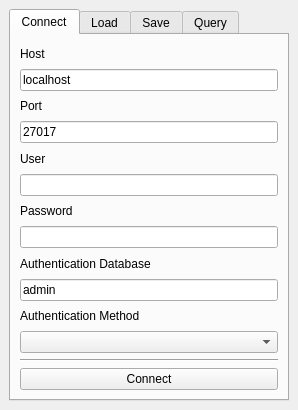
VasiliosKalogirou/MongoDB-QGIS, file ui_design/mongo_memorizer_dockwidget_base.ui: the form before one commit.
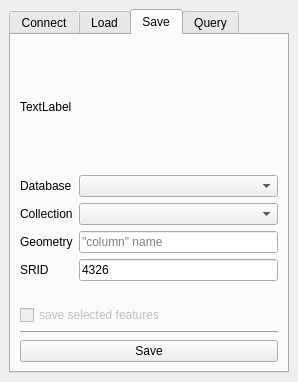
The form after the commit. The open tabs and pages were chosen to show the change.

Commit message: Redesign to Form layout; Add proper button names; Add tab-action description labels

```diff
--- a/ui_design/mongo_memorizer_dockwidget_base.ui
+++ b/ui_design/mongo_memorizer_dockwidget_base.ui
@@ -7,7 +7,7 @@
     <x>0</x>
     <y>0</y>
     <width>298</width>
-    <height>410</height>
+    <height>382</height>
    </rect>
   </property>
   <property name="windowTitle">
@@ -18,84 +18,102 @@
     <item>
      <widget class="QTabWidget" name="tabWidget">
       <property name="currentIndex">
-       <number>2</number>
+       <number>0</number>
       </property>
-      <widget class="QWidget" name="tab_5">
+      <widget class="QWidget" name="tab_6">
        <attribute name="title">
         <string>Connect</string>
        </attribute>
        <layout class="QVBoxLayout" name="verticalLayout_2">
         <item>
-         <widget class="QLabel" name="label_4">
+         <widget class="QLabel" name="connection_info_label">
+          <property name="text">
+           <string>TextLabel</string>
+          </property>
+         </widget>
+        </item>
+        <item>
+         <layout class="QFormLayout" name="formLayout">
+          <item row="0" column="0">
+           <widget class="QLabel" name="label_13">
           <property name="text">
            <string>Host</string>
           </property>
          </widget>
         </item>
-        <item>
+          <item row="0" column="1">
          <widget class="QLineEdit" name="input_host">
           <property name="text">
            <string>localhost</string>
           </property>
          </widget>
         </item>
-        <item>
+          <item row="1" column="0">
          <widget class="QLabel" name="label_5">
           <property name="text">
            <string>Port</string>
           </property>
          </widget>
         </item>
-        <item>
+          <item row="1" column="1">
          <widget class="QLineEdit" name="input_port">
           <property name="text">
            <string>27017</string>
           </property>
          </widget>
         </item>
-        <item>
+          <item row="2" column="0">
          <widget class="QLabel" name="label_6">
           <property name="text">
            <string>User</string>
           </property>
          </widget>
         </item>
-        <item>
+          <item row="2" column="1">
          <widget class="QLineEdit" name="input_user"/>
         </item>
-        <item>
+          <item row="3" column="0">
          <widget class="QLabel" name="label_9">
           <property name="text">
            <string>Password</string>
           </property>
          </widget>
         </item>
-        <item>
+          <item row="3" column="1">
          <widget class="QLineEdit" name="input_password"/>
         </item>
-        <item>
+          <item row="4" column="0">
          <widget class="QLabel" name="label_10">
           <property name="text">
-           <string>Authentication Database</string>
+             <string>Auth DB</string>
           </property>
          </widget>
         </item>
-        <item>
+          <item row="4" column="1">
          <widget class="QLineEdit" name="input_auth_db">
           <property name="text">
            <string>admin</string>
           </property>
          </widget>
         </item>
-        <item>
+          <item row="5" column="0">
          <widget class="QLabel" name="label_11">
           <property name="text">
-           <string>Authentication Method</string>
+             <string>Auth Method</string>
           </property>
          </widget>
         </item>
-        <item>
-         <widget class="QComboBox" name="input_auth_method"/>
+          <item row="5" column="1">
+           <widget class="QComboBox" name="input_auth_method">
+            <property name="sizePolicy">
+             <sizepolicy hsizetype="Maximum" vsizetype="Fixed">
+              <horstretch>0</horstretch>
+              <verstretch>0</verstretch>
+             </sizepolicy>
+            </property>
+           </widget>
+          </item>
+         </layout>
         </item>
         <item>
          <widget class="Line" name="line_2">
@@ -119,6 +137,15 @@
        </attribute>
        <layout class="QVBoxLayout" name="verticalLayout">
         <item>
+         <widget class="QLabel" name="load_info_label">
+          <property name="text">
+           <string>TextLabel</string>
+          </property>
+         </widget>
+        </item>
+        <item>
+         <layout class="QFormLayout" name="formLayout_2">
+          <item row="0" column="0">
          <widget class="QLabel" name="label">
           <property name="maximumSize">
            <size>
@@ -131,7 +158,7 @@
           </property>
          </widget>
         </item>
-        <item>
+          <item row="0" column="1">
          <widget class="QComboBox" name="input_database_name">
           <property name="maximumSize">
            <size>
@@ -141,7 +168,7 @@
           </property>
          </widget>
         </item>
-        <item>
+          <item row="1" column="0">
          <widget class="QLabel" name="label_2">
           <property name="maximumSize">
            <size>
@@ -154,7 +181,7 @@
           </property>
          </widget>
         </item>
-        <item>
+          <item row="1" column="1">
          <widget class="QComboBox" name="input_select_collection">
           <property name="maximumSize">
            <size>
@@ -164,54 +191,59 @@
           </property>
          </widget>
         </item>
-        <item>
+          <item row="2" column="0">
          <widget class="QLabel" name="label_3">
           <property name="text">
-           <string>Geometry &quot;column&quot;</string>
+             <string>Geomentry</string>
           </property>
          </widget>
         </item>
-        <item>
+          <item row="2" column="1">
          <widget class="QLineEdit" name="input_geom_coll">
           <property name="text">
-           <string>geometry</string>
+             <string extracomment="&quot;column&quot; name"/>
+            </property>
+            <property name="placeholderText">
+             <string>&quot;column&quot; name</string>
           </property>
          </widget>
         </item>
-        <item>
+          <item row="4" column="0">
          <widget class="QLabel" name="label_7">
           <property name="text">
            <string>SRID</string>
           </property>
          </widget>
         </item>
-        <item>
+          <item row="4" column="1">
          <widget class="QLineEdit" name="input_srid">
           <property name="text">
            <string>4326</string>
           </property>
          </widget>
         </item>
-        <item>
-         <widget class="QCheckBox" name="input_canvas_filter">
-          <property name="enabled">
-           <bool>false</bool>
-          </property>
-          <property name="text">
-           <string>filter by map window</string>
-          </property>
-         </widget>
-        </item>
-        <item>
+          <item row="5" column="0">
          <widget class="QLabel" name="label_8">
           <property name="text">
            <string>limit</string>
           </property>
          </widget>
         </item>
-        <item>
+          <item row="5" column="1">
          <widget class="QLineEdit" name="input_limit"/>
         </item>
+         </layout>
+        </item>
+        <item>
+         <widget class="QCheckBox" name="input_canvas_filter">
+          <property name="enabled">
+           <bool>false</bool>
+          </property>
+          <property name="text">
+           <string>filter by map window</string>
+          </property>
+         </widget>
+        </item>
         <item>
          <widget class="Line" name="line">
           <property name="orientation">
@@ -231,7 +263,7 @@
            </size>
           </property>
           <property name="text">
-           <string>run</string>
+           <string>Load</string>
           </property>
          </widget>
         </item>
@@ -256,49 +288,67 @@
        </attribute>
        <layout class="QVBoxLayout" name="verticalLayout_2">
         <item>
+         <widget class="QLabel" name="save_info_label">
+          <property name="text">
+           <string>TextLabel</string>
+          </property>
+         </widget>
+        </item>
+        <item>
+         <layout class="QFormLayout" name="formLayout_3">
+          <property name="horizontalSpacing">
+           <number>-1</number>
+          </property>
+          <item row="0" column="0">
          <widget class="QLabel" name="label_4">
           <property name="text">
            <string>Database</string>
           </property>
          </widget>
         </item>
-        <item>
+          <item row="0" column="1">
          <widget class="QComboBox" name="database_ComboBox"/>
         </item>
-        <item>
+          <item row="1" column="0">
          <widget class="QLabel" name="label_5">
           <property name="text">
            <string>Collection</string>
           </property>
          </widget>
         </item>
-        <item>
+          <item row="1" column="1">
          <widget class="QComboBox" name="collection_ComboBox"/>
         </item>
-        <item>
+          <item row="2" column="0">
          <widget class="QLabel" name="label_6">
           <property name="text">
-           <string>Geometry &quot;column&quot;</string>
+             <string>Geometry</string>
           </property>
          </widget>
         </item>
-        <item>
-         <widget class="QLineEdit" name="geometry_LineEdit"/>
-        </item>
-        <item>
+          <item row="2" column="1">
+           <widget class="QLineEdit" name="geometry_LineEdit">
+            <property name="placeholderText">
+             <string>&quot;column&quot; name</string>
+            </property>
+           </widget>
+          </item>
+          <item row="3" column="0">
          <widget class="QLabel" name="label_9">
           <property name="text">
            <string>SRID</string>
           </property>
          </widget>
         </item>
-        <item>
+          <item row="3" column="1">
          <widget class="QLineEdit" name="srid_LineEdit">
           <property name="text">
            <string>4326</string>
           </property>
          </widget>
         </item>
+         </layout>
+        </item>
         <item>
          <widget class="QCheckBox" name="save_features_checkbox">
           <property name="enabled">
@@ -316,39 +366,13 @@
           </property>
          </widget>
         </item>
-        <item>
-         <spacer name="verticalSpacer">
-          <property name="orientation">
-           <enum>Qt::Vertical</enum>
-          </property>
-          <property name="sizeHint" stdset="0">
-           <size>
-            <width>20</width>
-            <height>40</height>
-           </size>
-          </property>
-         </spacer>
-        </item>
         <item>
          <widget class="QPushButton" name="save_PushButton">
           <property name="text">
-           <string>Save Data in MongoDB</string>
+           <string>Save</string>
           </property>
          </widget>
         </item>
-        <item>
-         <spacer name="verticalSpacer_2">
-          <property name="orientation">
-           <enum>Qt::Vertical</enum>
-          </property>
-          <property name="sizeHint" stdset="0">
-           <size>
-            <width>20</width>
-            <height>40</height>
-           </size>
-          </property>
-         </spacer>
-        </item>
        </layout>
       </widget>
       <widget class="QWidget" name="tab_4">
@@ -356,6 +380,13 @@
         <string>Query</string>
        </attribute>
        <layout class="QVBoxLayout" name="verticalLayout_3">
+        <item>
+         <widget class="QLabel" name="query_info_label">
+          <property name="text">
+           <string>TextLabel</string>
+          </property>
+         </widget>
+        </item>
         <item>
          <widget class="QPlainTextEdit" name="input_query">
           <property name="plainText">
```
Lines whose indentation alone changed are shown as unchanged.
